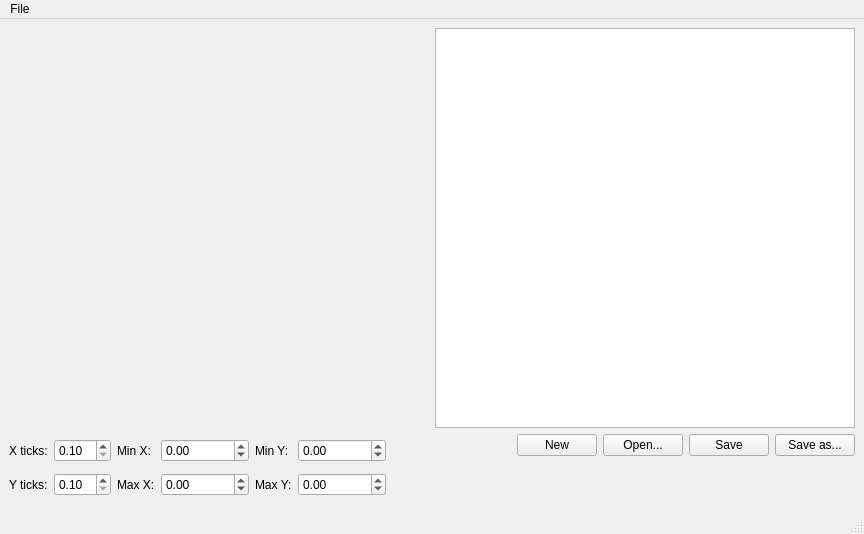
Before: the Qt Designer form qt-workbench/func_edit.ui in lignumsystem/lignum-core, drawn with Qt 5.
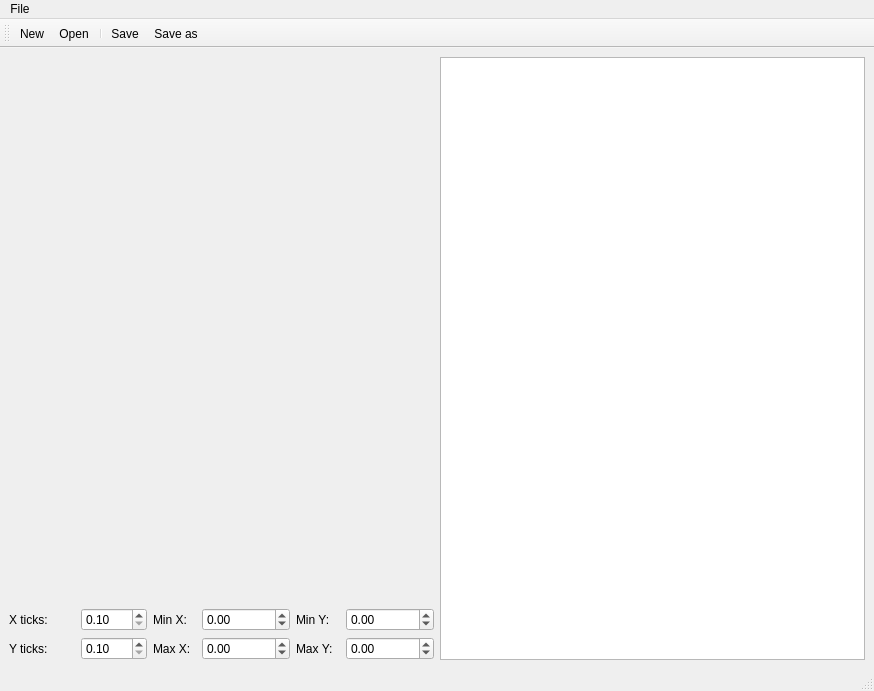
After: the same form once the commit is applied. Custom widgets are drawn as their Qt base class.

Commit message: Moved the 'New', 'Open' etc. buttons to the toolbar. The editor should also now react better when the window is resized.

The edit to the form file:
```diff
--- a/qt-workbench/func_edit.ui
+++ b/qt-workbench/func_edit.ui
@@ -8,8 +8,8 @@
    <rect>
     <x>0</x>
     <y>0</y>
-    <width>864</width>
-    <height>534</height>
+    <width>874</width>
+    <height>691</height>
    </rect>
   </property>
   <property name="windowTitle" >
@@ -24,7 +24,7 @@
      <number>6</number>
     </property>
     <item>
-     <layout class="QVBoxLayout" >
+     <layout class="QHBoxLayout" >
       <property name="margin" >
        <number>0</number>
       </property>
@@ -32,7 +32,7 @@
        <number>6</number>
       </property>
       <item>
-       <layout class="QHBoxLayout" >
+       <layout class="QVBoxLayout" >
         <property name="margin" >
          <number>0</number>
         </property>
@@ -61,26 +61,6 @@
          </widget>
         </item>
         <item>
-         <widget class="QTextEdit" name="textEdit" >
-          <property name="minimumSize" >
-           <size>
-            <width>0</width>
-            <height>400</height>
-           </size>
-          </property>
-         </widget>
-        </item>
-       </layout>
-      </item>
-      <item>
-       <layout class="QHBoxLayout" >
-        <property name="margin" >
-         <number>0</number>
-        </property>
-        <property name="spacing" >
-         <number>6</number>
-        </property>
-        <item>
          <layout class="QHBoxLayout" >
           <property name="margin" >
            <number>0</number>
@@ -315,82 +295,18 @@
           </item>
          </layout>
         </item>
-        <item>
-         <spacer>
-          <property name="orientation" >
-           <enum>Qt::Horizontal</enum>
-          </property>
-          <property name="sizeHint" >
-           <size>
-            <width>31</width>
-            <height>20</height>
-           </size>
-          </property>
-         </spacer>
-        </item>
-        <item>
-         <layout class="QVBoxLayout" >
-          <property name="margin" >
-           <number>0</number>
-          </property>
-          <property name="spacing" >
-           <number>6</number>
-          </property>
-          <item>
-           <layout class="QHBoxLayout" >
-            <property name="margin" >
-             <number>0</number>
-            </property>
-            <property name="spacing" >
-             <number>6</number>
-            </property>
-            <item>
-             <widget class="QPushButton" name="newButton" >
-              <property name="text" >
-               <string>New</string>
-              </property>
-             </widget>
-            </item>
-            <item>
-             <widget class="QPushButton" name="openButton" >
-              <property name="text" >
-               <string>Open...</string>
-              </property>
-             </widget>
-            </item>
-            <item>
-             <widget class="QPushButton" name="saveButton" >
-              <property name="text" >
-               <string>Save</string>
-              </property>
-             </widget>
-            </item>
-            <item>
-             <widget class="QPushButton" name="saveAsButton" >
-              <property name="text" >
-               <string>Save as...</string>
-              </property>
-             </widget>
-            </item>
-           </layout>
-          </item>
-          <item>
-           <spacer>
-            <property name="orientation" >
-             <enum>Qt::Vertical</enum>
-            </property>
-            <property name="sizeHint" >
-             <size>
-              <width>20</width>
-              <height>21</height>
-             </size>
-            </property>
-           </spacer>
-          </item>
-         </layout>
-        </item>
        </layout>
       </item>
+      <item>
+       <widget class="QTextEdit" name="textEdit" >
+        <property name="minimumSize" >
+         <size>
+          <width>0</width>
+          <height>400</height>
+         </size>
+        </property>
+       </widget>
+      </item>
      </layout>
     </item>
    </layout>
@@ -400,7 +316,7 @@
     <rect>
      <x>0</x>
      <y>0</y>
-     <width>864</width>
+     <width>874</width>
      <height>26</height>
     </rect>
    </property>
@@ -419,6 +335,19 @@
    <addaction name="menuFile" />
   </widget>
   <widget class="QStatusBar" name="statusbar" />
+  <widget class="QToolBar" name="toolBar" >
+   <property name="orientation" >
+    <enum>Qt::Horizontal</enum>
+   </property>
+   <attribute name="toolBarArea" >
+    <number>4</number>
+   </attribute>
+   <addaction name="actionNew" />
+   <addaction name="actionOpen" />
+   <addaction name="separator" />
+   <addaction name="actionSave" />
+   <addaction name="actionSave_as" />
+  </widget>
   <action name="actionOpen" >
    <property name="text" >
     <string>Open...</string>
```
The commit also changes 1 other file.
